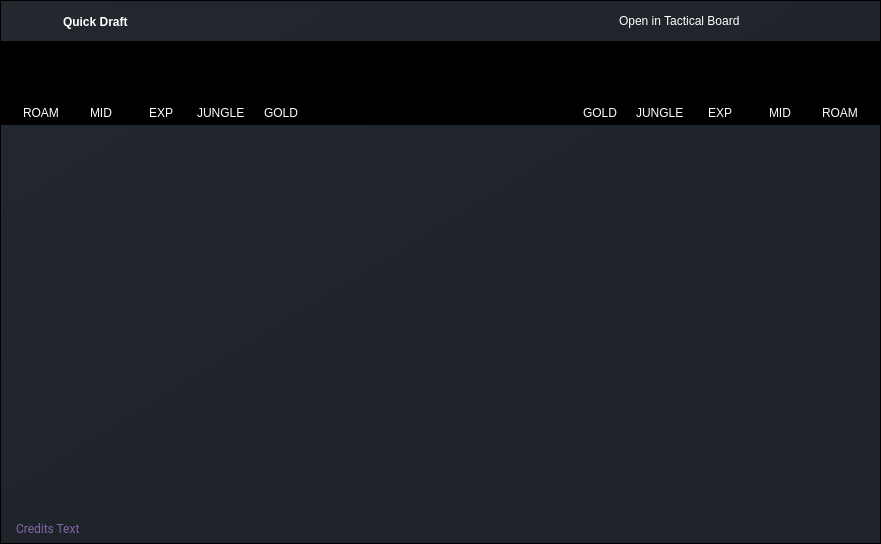
Qt form ui/pages/quick_draft.ui (elian-olbz/mlbb-drafting-and-simulation-tools) before a commit.
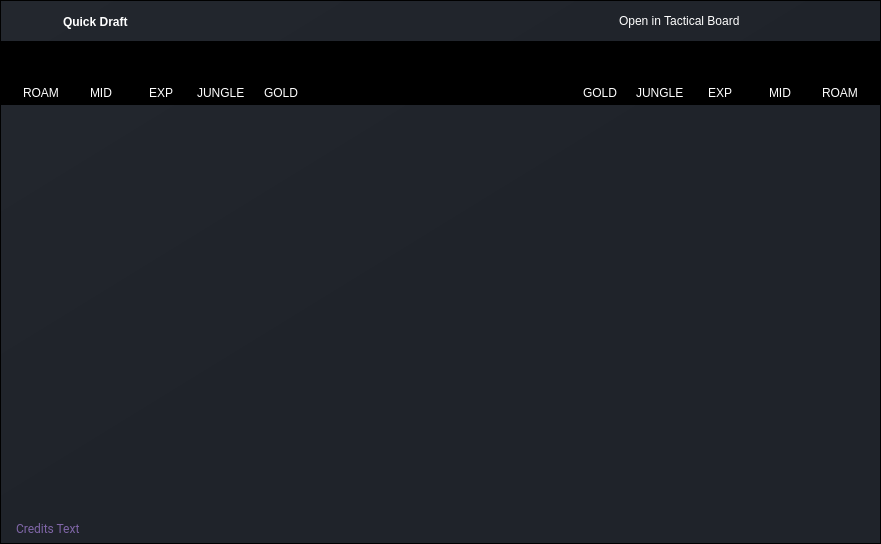
The same form after that commit. Icons and pictures are not drawn.

Commit message: quick draft can now display image on the selected qlabl. No graph yet. quick draft hero selctor uses a subclass of the hero selector for the pratice draft

```diff
--- a/ui/pages/quick_draft.ui
+++ b/ui/pages/quick_draft.ui
@@ -497,6 +497,12 @@
                 </property>
                 <item alignment="Qt::AlignLeft">
                  <widget class="QFrame" name="blue_hero_frame">
+                  <property name="minimumSize">
+                   <size>
+                    <width>300</width>
+                    <height>0</height>
+                   </size>
+                  </property>
                   <property name="frameShape">
                    <enum>QFrame::StyledPanel</enum>
                   </property>
@@ -544,17 +550,11 @@
                        <number>0</number>
                       </property>
                       <item>
-                       <widget class="QPushButton" name="pushButton">
+                       <widget class="QLabel" name="blue_roam">
                         <property name="minimumSize">
                          <size>
-                          <width>60</width>
-                          <height>60</height>
-                         </size>
-                        </property>
-                        <property name="sizeIncrement">
-                         <size>
-                          <width>0</width>
-                          <height>0</height>
+                          <width>40</width>
+                          <height>40</height>
                          </size>
                         </property>
                         <property name="styleSheet">
@@ -600,11 +600,11 @@
                        <number>0</number>
                       </property>
                       <item>
-                       <widget class="QPushButton" name="pushButton_2">
+                       <widget class="QLabel" name="blue_mid">
                         <property name="minimumSize">
                          <size>
-                          <width>60</width>
-                          <height>60</height>
+                          <width>40</width>
+                          <height>40</height>
                          </size>
                         </property>
                         <property name="styleSheet">
@@ -650,11 +650,11 @@
                        <number>0</number>
                       </property>
                       <item>
-                       <widget class="QPushButton" name="pushButton_3">
+                       <widget class="QLabel" name="blue_exp">
                         <property name="minimumSize">
                          <size>
-                          <width>60</width>
-                          <height>60</height>
+                          <width>40</width>
+                          <height>40</height>
                          </size>
                         </property>
                         <property name="styleSheet">
@@ -700,11 +700,11 @@
                        <number>0</number>
                       </property>
                       <item>
-                       <widget class="QPushButton" name="pushButton_5">
+                       <widget class="QLabel" name="blue_jungle">
                         <property name="minimumSize">
                          <size>
-                          <width>60</width>
-                          <height>60</height>
+                          <width>40</width>
+                          <height>40</height>
                          </size>
                         </property>
                         <property name="styleSheet">
@@ -750,15 +750,16 @@
                        <number>0</number>
                       </property>
                       <item>
-                       <widget class="QPushButton" name="pushButton_6">
+                       <widget class="QLabel" name="blue_gold">
                         <property name="minimumSize">
                          <size>
-                          <width>60</width>
-                          <height>60</height>
+                          <width>40</width>
+                          <height>40</height>
                          </size>
                         </property>
                         <property name="styleSheet">
-                         <string notr="true">image: url(:/icons/icons/plus-circle.svg);</string>
+                         <string notr="true">image: url(:/icons/icons/plus-circle.svg);
+</string>
                         </property>
                         <property name="text">
                          <string/>
@@ -780,6 +781,12 @@
                 </item>
                 <item alignment="Qt::AlignRight">
                  <widget class="QFrame" name="red_hero_frame">
+                  <property name="minimumSize">
+                   <size>
+                    <width>300</width>
+                    <height>0</height>
+                   </size>
+                  </property>
                   <property name="frameShape">
                    <enum>QFrame::StyledPanel</enum>
                   </property>
@@ -827,11 +834,11 @@
                        <number>0</number>
                       </property>
                       <item>
-                       <widget class="QPushButton" name="pushButton_8">
+                       <widget class="QLabel" name="red_gold">
                         <property name="minimumSize">
                          <size>
-                          <width>60</width>
-                          <height>60</height>
+                          <width>40</width>
+                          <height>40</height>
                          </size>
                         </property>
                         <property name="styleSheet">
@@ -877,16 +884,15 @@
                        <number>0</number>
                       </property>
                       <item>
-                       <widget class="QPushButton" name="pushButton_9">
+                       <widget class="QLabel" name="red_jungle">
                         <property name="minimumSize">
                          <size>
-                          <width>60</width>
-                          <height>60</height>
+                          <width>40</width>
+                          <height>40</height>
                          </size>
                         </property>
                         <property name="styleSheet">
-                         <string notr="true">image: url(:/icons/icons/plus-circle.svg);
-</string>
+                         <string notr="true">image: url(:/icons/icons/plus-circle.svg);</string>
                         </property>
                         <property name="text">
                          <string/>
@@ -928,11 +934,11 @@
                        <number>0</number>
                       </property>
                       <item>
-                       <widget class="QPushButton" name="pushButton_10">
+                       <widget class="QLabel" name="red_exp">
                         <property name="minimumSize">
                          <size>
-                          <width>60</width>
-                          <height>60</height>
+                          <width>40</width>
+                          <height>40</height>
                          </size>
                         </property>
                         <property name="styleSheet">
@@ -978,11 +984,11 @@
                        <number>0</number>
                       </property>
                       <item>
-                       <widget class="QPushButton" name="pushButton_11">
+                       <widget class="QLabel" name="red_mid">
                         <property name="minimumSize">
                          <size>
-                          <width>60</width>
-                          <height>60</height>
+                          <width>40</width>
+                          <height>40</height>
                          </size>
                         </property>
                         <property name="styleSheet">
@@ -1028,11 +1034,11 @@
                        <number>0</number>
                       </property>
                       <item>
-                       <widget class="QPushButton" name="pushButton_7">
+                       <widget class="QLabel" name="red_roam">
                         <property name="minimumSize">
                          <size>
-                          <width>60</width>
-                          <height>60</height>
+                          <width>40</width>
+                          <height>40</height>
                          </size>
                         </property>
                         <property name="styleSheet">
```
Left out of the diff: 40 changed lines with no effect on the pictures. The commit also changes 10 other files.
